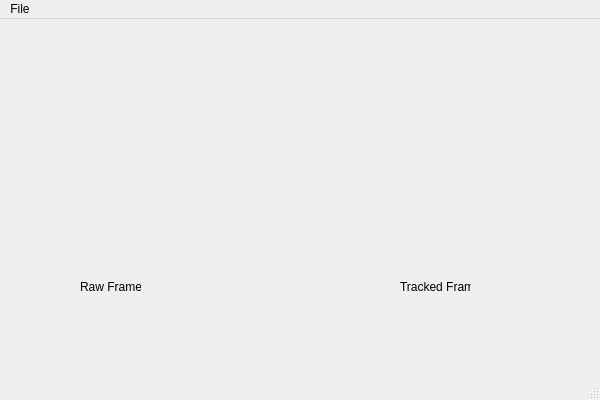
This is Tracker/Tracker.ui in ChrisWhiten/Tracker as Qt 5 draws it before an edit. The edited form follows.
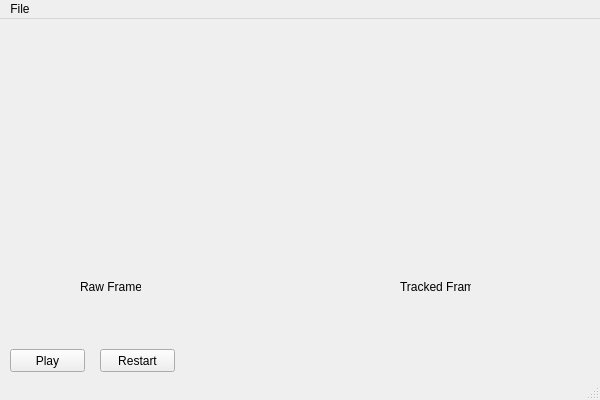
This is the edited form.

Commit message: Add play/pause/restart capabilities.  Also, a bit of refactoring.

The edit to the form file:
```diff
--- a/Tracker/Tracker.ui
+++ b/Tracker/Tracker.ui
@@ -79,6 +79,32 @@
      <string/>
     </property>
    </widget>
+   <widget class="QPushButton" name="play_pause_button">
+    <property name="geometry">
+     <rect>
+      <x>10</x>
+      <y>330</y>
+      <width>75</width>
+      <height>23</height>
+     </rect>
+    </property>
+    <property name="text">
+     <string>Play</string>
+    </property>
+   </widget>
+   <widget class="QPushButton" name="stop_button">
+    <property name="geometry">
+     <rect>
+      <x>100</x>
+      <y>330</y>
+      <width>75</width>
+      <height>23</height>
+     </rect>
+    </property>
+    <property name="text">
+     <string>Restart</string>
+    </property>
+   </widget>
   </widget>
   <widget class="QMenuBar" name="menuBar">
    <property name="geometry">
```
Left out of the diff: 1 changed line with no effect on the pictures. The commit also changes 7 other files.
